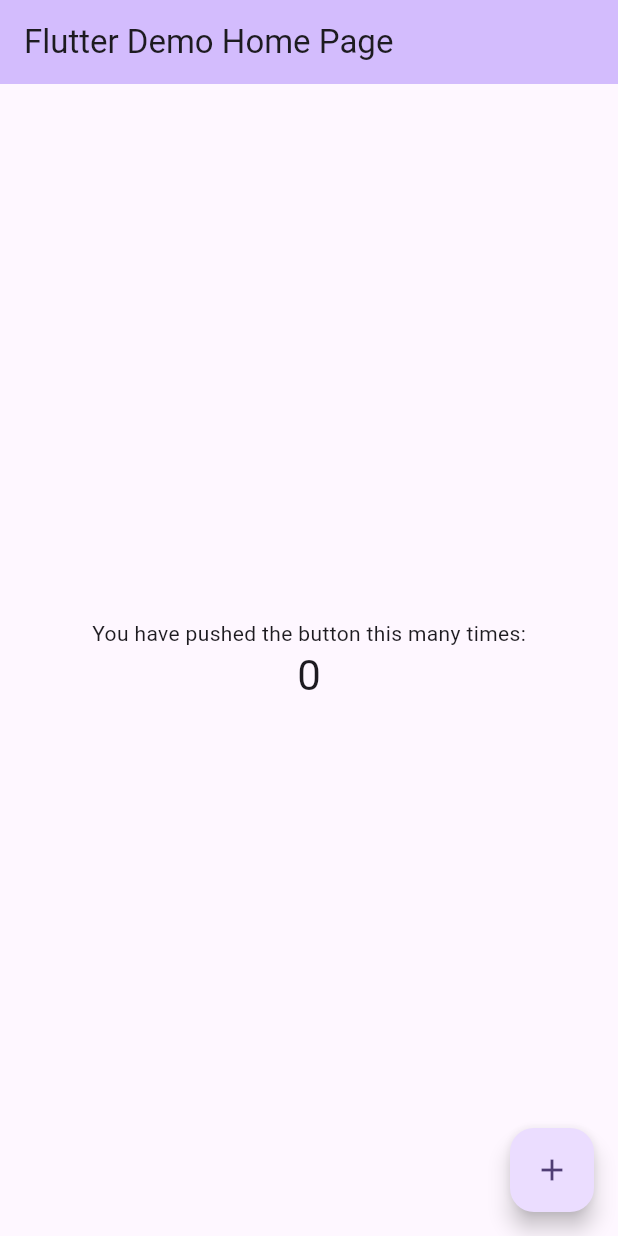
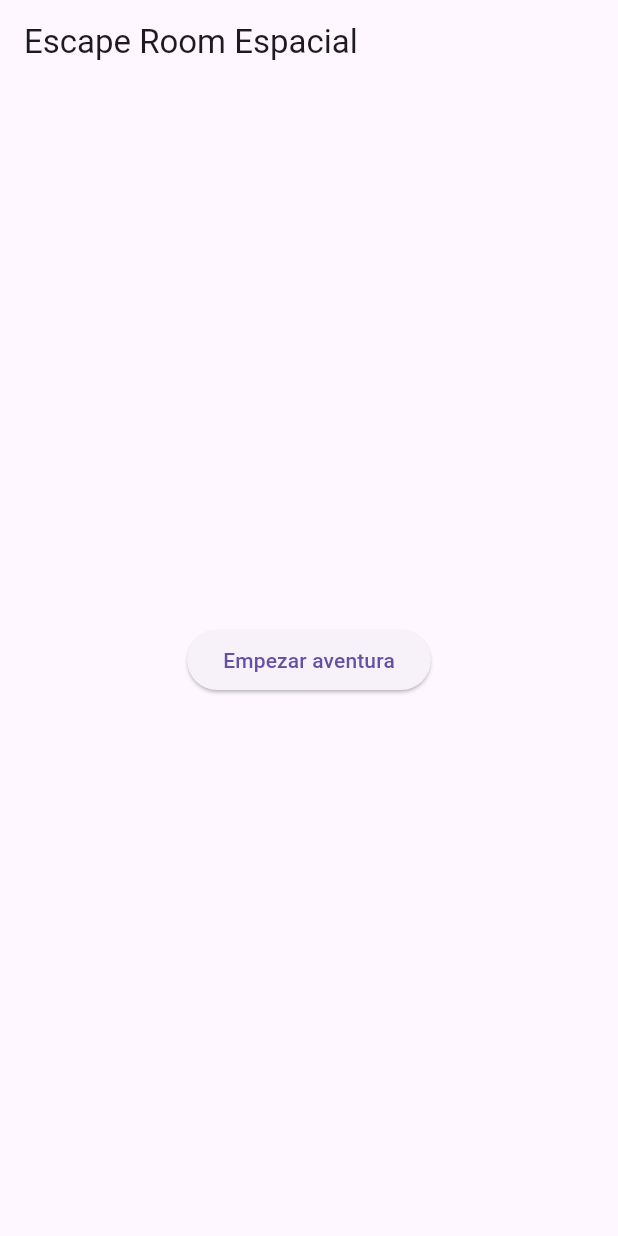
Before and after one commit to violetacf/space_escape_room, a Flutter app: the screen it shows after launch, on a phone screen of 412 x 824 dp. Run offline on Flutter 3.47's test engine with Material 3 defaults, Android fonts, the light colour scheme and no system bars.

Commit message:
Add basic space escape room items

```diff
--- a/lib/main.dart
+++ b/lib/main.dart
@@ -1,4 +1,5 @@
 import 'package:flutter/material.dart';
+import 'screens/home_screen.dart';
 
 void main() {
   runApp(const MyApp());
@@ -7,116 +8,11 @@ void main() {
 class MyApp extends StatelessWidget {
   const MyApp({super.key});
 
-  // This widget is the root of your application.
   @override
   Widget build(BuildContext context) {
-    return MaterialApp(
-      title: 'Flutter Demo',
-      theme: ThemeData(
-        // This is the theme of your application.
-        //
-        // TRY THIS: Try running your application with "flutter run". You'll see
-        // the application has a purple toolbar. Then, without quitting the app,
-        // try changing the seedColor in the colorScheme below to Colors.green
-        // and then invoke "hot reload" (save your changes or press the "hot
-        // reload" button in a Flutter-supported IDE, or press "r" if you used
-        // the command line to start the app).
-        //
-        // Notice that the counter didn't reset back to zero; the application
-        // state is not lost during the reload. To reset the state, use hot
-        // restart instead.
-        //
-        // This works for code too, not just values: Most code changes can be
-        // tested with just a hot reload.
-        colorScheme: ColorScheme.fromSeed(seedColor: Colors.deepPurple),
-      ),
-      home: const MyHomePage(title: 'Flutter Demo Home Page'),
+    return const MaterialApp(
+      debugShowCheckedModeBanner: false,
+      home: HomeScreen(),
     );
   }
 }
-
-class MyHomePage extends StatefulWidget {
-  const MyHomePage({super.key, required this.title});
-
-  // This widget is the home page of your application. It is stateful, meaning
-  // that it has a State object (defined below) that contains fields that affect
-  // how it looks.
-
-  // This class is the configuration for the state. It holds the values (in this
-  // case the title) provided by the parent (in this case the App widget) and
-  // used by the build method of the State. Fields in a Widget subclass are
-  // always marked "final".
-
-  final String title;
-
-  @override
-  State<MyHomePage> createState() => _MyHomePageState();
-}
-
-class _MyHomePageState extends State<MyHomePage> {
-  int _counter = 0;
-
-  void _incrementCounter() {
-    setState(() {
-      // This call to setState tells the Flutter framework that something has
-      // changed in this State, which causes it to rerun the build method below
-      // so that the display can reflect the updated values. If we changed
-      // _counter without calling setState(), then the build method would not be
-      // called again, and so nothing would appear to happen.
-      _counter++;
-    });
-  }
-
-  @override
-  Widget build(BuildContext context) {
-    // This method is rerun every time setState is called, for instance as done
-    // by the _incrementCounter method above.
-    //
-    // The Flutter framework has been optimized to make rerunning build methods
-    // fast, so that you can just rebuild anything that needs updating rather
-    // than having to individually change instances of widgets.
-    return Scaffold(
-      appBar: AppBar(
-        // TRY THIS: Try changing the color here to a specific color (to
-        // Colors.amber, perhaps?) and trigger a hot reload to see the AppBar
-        // change color while the other colors stay the same.
-        backgroundColor: Theme.of(context).colorScheme.inversePrimary,
-        // Here we take the value from the MyHomePage object that was created by
-        // the App.build method, and use it to set our appbar title.
-        title: Text(widget.title),
-      ),
-      body: Center(
-        // Center is a layout widget. It takes a single child and positions it
-        // in the middle of the parent.
-        child: Column(
-          // Column is also a layout widget. It takes a list of children and
-          // arranges them vertically. By default, it sizes itself to fit its
-          // children horizontally, and tries to be as tall as its parent.
-          //
-          // Column has various properties to control how it sizes itself and
-          // how it positions its children. Here we use mainAxisAlignment to
-          // center the children vertically; the main axis here is the vertical
-          // axis because Columns are vertical (the cross axis would be
-          // horizontal).
-          //
-          // TRY THIS: Invoke "debug painting" (choose the "Toggle Debug Paint"
-          // action in the IDE, or press "p" in the console), to see the
-          // wireframe for each widget.
-          mainAxisAlignment: MainAxisAlignment.center,
-          children: <Widget>[
-            const Text('You have pushed the button this many times:'),
-            Text(
-              '$_counter',
-              style: Theme.of(context).textTheme.headlineMedium,
-            ),
-          ],
-        ),
-      ),
-      floatingActionButton: FloatingActionButton(
-        onPressed: _incrementCounter,
-        tooltip: 'Increment',
-        child: const Icon(Icons.add),
-      ), // This trailing comma makes auto-formatting nicer for build methods.
-    );
-  }
-}
--- /dev/null
+++ b/lib/models/room.dart
@@ -0,0 +1,27 @@
+class Room {
+  final String question;
+  final String answer;
+  final String hint; // nueva propiedad de pista
+
+  Room({required this.question, required this.answer, required this.hint});
+}
+
+final rooms = [
+  Room(
+    question: "¿Cuál es la capital de España?",
+    answer: "Madrid",
+    hint: "Es la ciudad donde está el Palacio Real",
+  ),
+  Room(question: "¿Cuánto es 5 + 7?", answer: "12", hint: "Es mayor que 10"),
+  Room(
+    question: "¿Cuál es el planeta más cercano al Sol?",
+    answer: "Mercurio",
+    hint: "Su nombre empieza con M",
+  ),
+  Room(
+    question: "¿Qué idioma se habla en Brasil?",
+    answer: "Portugués",
+    hint: "No es español",
+  ),
+  Room(question: "¿Cuánto es 9 × 3?", answer: "27", hint: "Es mayor que 20"),
+];
--- /dev/null
+++ b/lib/screens/home_screen.dart
@@ -0,0 +1,26 @@
+import 'package:flutter/material.dart';
+import 'room_screen.dart';
+
+class HomeScreen extends StatelessWidget {
+  const HomeScreen({super.key});
+
+  @override
+  Widget build(BuildContext context) {
+    return Scaffold(
+      appBar: AppBar(title: const Text("Escape Room Espacial")),
+      body: Center(
+        child: ElevatedButton(
+          onPressed: () {
+            Navigator.push(
+              context,
+              MaterialPageRoute(
+                builder: (_) => const RoomScreen(level: "outside"),
+              ),
+            );
+          },
+          child: const Text("Empezar aventura"),
+        ),
+      ),
+    );
+  }
+}
```
Also changed, not shown: lib/models/room_item.dart (added, +19 -0 lines), lib/screens/result_screen.dart (added, +19 -0 lines), lib/screens/room_screen.dart (added, +209 -0 lines), pubspec.yaml (+6 -7 lines), assets/space_inside.jpg (added), assets/space_outside.jpg (added), pubspec.lock, 24 other files.
